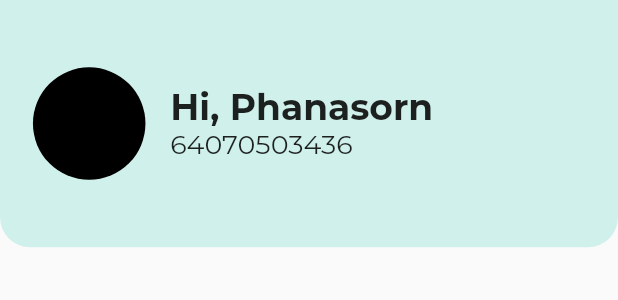
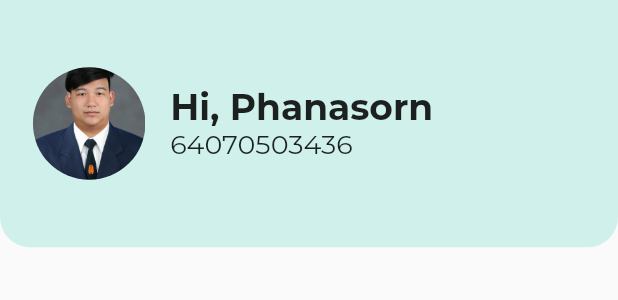
Before and after one commit to redbiiddsun/cpe_application, a Flutter app: the HomeAppBar widget shown alone on an empty page, opened directly, on a phone screen of 412 x 824 dp. Shown: the top 300 px of the screen. Run offline on Flutter 3.47's test engine with Material 2 defaults, Android fonts, the light colour scheme and no system bars; our stand-ins replace email_validator; project files that could hold a hidden picture were left out.

Commit message:
update appbar & add photo

```diff
--- a/lib/screens/home/component/appbar.dart
+++ b/lib/screens/home/component/appbar.dart
@@ -29,8 +29,12 @@ class HomeAppBar extends StatelessWidget implements PreferredSizeWidget {
                 width: 75,
                 height: 75,
                 decoration: const BoxDecoration(
-                    borderRadius: BorderRadius.all(Radius.circular(40)),
-                    color: Colors.black),
+                  borderRadius: BorderRadius.all(Radius.circular(40)),
+                  image: const DecorationImage(
+                    image: AssetImage("assets/image/3436_STD.jpg"),
+                    fit: BoxFit.cover,
+                  ),
+                ),
               ),
               Padding(
                 padding: EdgeInsets.only(
```
